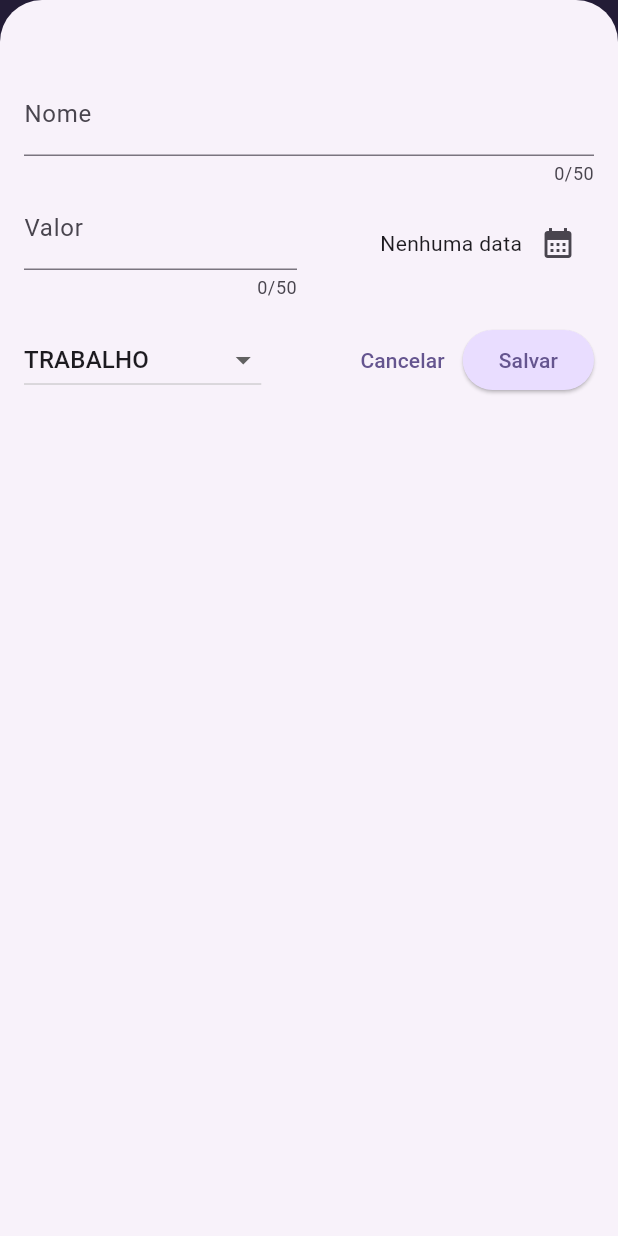
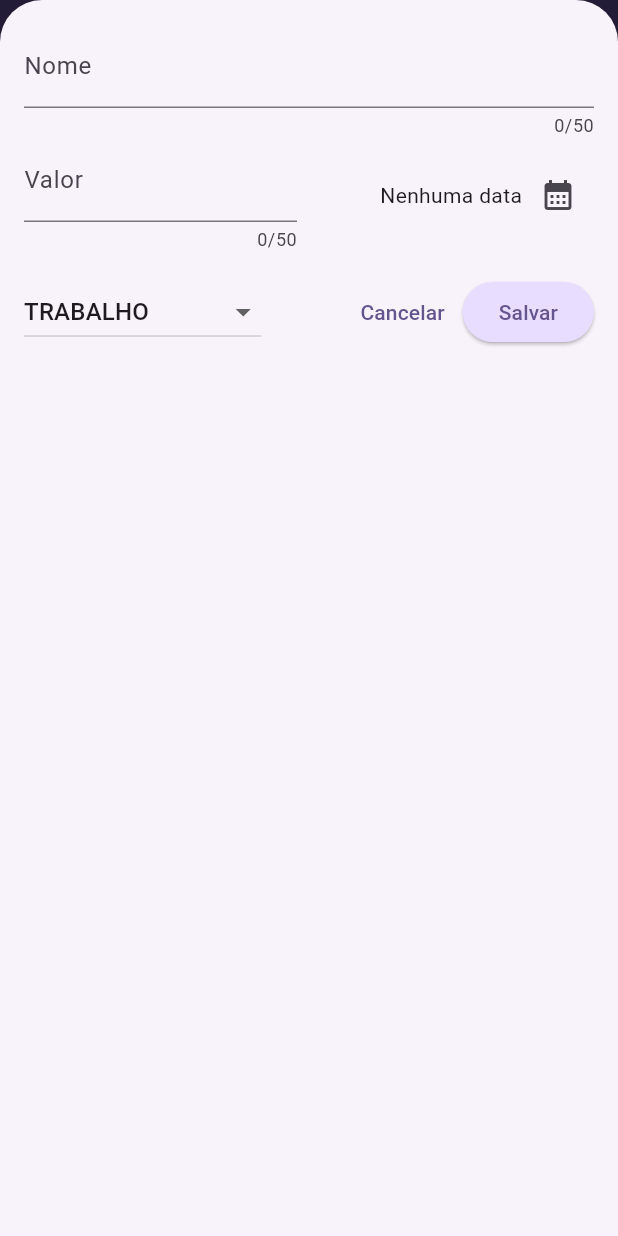
Before and after one commit to oeleomar/flutter-apps, a Flutter app: the screen it shows after launch, after a tap on the "add" icon, on a phone screen of 412 x 824 dp. Run offline on Flutter 3.47's test engine with Material 3 defaults, Android fonts, the phone set to English and light mode, and no system bars; our stand-ins replace google_fonts.

Commit message:
feat: melhorar responsividade da tela de nova despesa e adicionar uso seguro da área

```diff
--- a/expenses_tracker_app/lib/expenses.dart
+++ b/expenses_tracker_app/lib/expenses.dart
@@ -17,6 +17,7 @@ class Expenses extends StatefulWidget {
 class _ExpensesState extends State<Expenses> {
   void _openAddExpenseOverlay() {
     showModalBottomSheet(
+      useSafeArea: true,
       isScrollControlled: true,
       context: context,
       builder: (ctx) => NewExpense(onAddExpense: _addExpense),
@@ -55,6 +56,9 @@ class _ExpensesState extends State<Expenses> {
 
   @override
   Widget build(BuildContext context) {
+    final width = MediaQuery.of(context).size.width;
+    //MediaQuery.of(context).size.height;
+
     Widget mainContent = const Center(
       child: Text('Nenhuma despesa encontrada'),
     );
@@ -78,12 +82,21 @@ class _ExpensesState extends State<Expenses> {
           ),
         ],
       ),
-      body: Column(
-        children: [
-          Chart(expenses: expenses),
-          mainContent,
-        ],
-      ),
+      body: width < 600
+          ? Column(
+              children: [
+                Chart(expenses: expenses),
+                mainContent,
+              ],
+            )
+          : Row(
+              children: [
+                Expanded(
+                  child: Chart(expenses: expenses),
+                ),
+                mainContent,
+              ],
+            ),
     );
   }
 }
--- a/expenses_tracker_app/lib/main.dart
+++ b/expenses_tracker_app/lib/main.dart
@@ -1,5 +1,6 @@
 import 'package:expenses_tracker_app/expenses.dart';
 import 'package:flutter/material.dart';
+//import 'package:flutter/services.dart';
 
 ColorScheme kColorScheme = ColorScheme.fromSeed(
   seedColor: const Color.fromARGB(255, 96, 59, 181),
@@ -11,6 +12,16 @@ ColorScheme kDarkColorScheme = ColorScheme.fromSeed(
 );
 
 void main() {
+  /*
+  BLOQUEAR A ORI
+
+  WidgetsFlutterBinding.ensureInitialized();
+  SystemChrome.setPreferredOrientations([DeviceOrientation.portraitUp]).then((
+    fn,
+  ) {
+
+  }); */
+
   runApp(
     MaterialApp(
       darkTheme: ThemeData.dark().copyWith(
--- a/expenses_tracker_app/lib/widgets/new_expense.dart
+++ b/expenses_tracker_app/lib/widgets/new_expense.dart
@@ -91,10 +91,49 @@ class _NewExpenseState extends State<NewExpense> {
 
   @override
   Widget build(BuildContext context) {
-    return Padding(
-      padding: const EdgeInsets.fromLTRB(16, 48, 16, 16),
+    final keyboardSpace = MediaQuery.of(context).viewInsets.bottom;
+
+    return LayoutBuilder(
+      builder: (ctx, constrains) {
+        final width = constrains.maxWidth;
+
+        return SizedBox(
+          height: double.infinity,
+          width: double.infinity,
+          child: SingleChildScrollView(
+            child: Padding(
+              padding: EdgeInsets.fromLTRB(16, 16, 16, keyboardSpace + 16),
               child: Column(
                 children: [
+                  if (width >= 600)
+                    Row(
+                      crossAxisAlignment: CrossAxisAlignment.start,
+                      children: [
+                        Expanded(
+                          child: TextField(
+                            controller: _titleController,
+                            maxLength: 50,
+                            keyboardType: TextInputType.text,
+                            decoration: InputDecoration(label: Text('Nome')),
+                          ),
+                        ),
+                        const SizedBox(
+                          width: 24,
+                        ),
+                        Expanded(
+                          child: TextField(
+                            controller: _amountController,
+                            maxLength: 50,
+                            keyboardType: TextInputType.number,
+                            decoration: InputDecoration(
+                              prefixText: '\$ ',
+                              label: Text('Valor'),
+                            ),
+                          ),
+                        ),
+                      ],
+                    )
+                  else
                     TextField(
                       controller: _titleController,
                       maxLength: 50,
@@ -102,6 +141,51 @@ class _NewExpenseState extends State<NewExpense> {
                       decoration: InputDecoration(label: Text('Nome')),
                     ),
 
+                  if (width >= 600)
+                    Row(
+                      children: [
+                        DropdownButton(
+                          value: _seletedCategory,
+                          items: Category.values
+                              .map(
+                                (category) => DropdownMenuItem(
+                                  value: category,
+                                  child: Text(category.name.toUpperCase()),
+                                ),
+                              )
+                              .toList(),
+                          onChanged: (value) {
+                            if (value == null) {
+                              return;
+                            }
+                            setState(() {
+                              _seletedCategory = value;
+                            });
+                          },
+                        ),
+                        const SizedBox(
+                          width: 24,
+                        ),
+                        Expanded(
+                          child: Row(
+                            mainAxisAlignment: MainAxisAlignment.end,
+                            crossAxisAlignment: CrossAxisAlignment.center,
+                            children: [
+                              Text(
+                                _selectedDate == null
+                                    ? 'Nenhuma data'
+                                    : formatter.format(_selectedDate!),
+                              ),
+                              IconButton(
+                                onPressed: _presentDatePicket,
+                                icon: Icon(Icons.calendar_month),
+                              ),
+                            ],
+                          ),
+                        ),
+                      ],
+                    )
+                  else
                     Row(
                       children: [
                         Expanded(
@@ -136,6 +220,25 @@ class _NewExpenseState extends State<NewExpense> {
                       ],
                     ),
                   const SizedBox(height: 16),
+
+                  if (width >= 600)
+                    Row(
+                      children: [
+                        const Spacer(),
+
+                        TextButton(
+                          onPressed: () {
+                            Navigator.pop(context);
+                          },
+                          child: const Text('Cancelar'),
+                        ),
+                        ElevatedButton(
+                          onPressed: _submitExpenseData,
+                          child: const Text('Salvar'),
+                        ),
+                      ],
+                    )
+                  else
                     Row(
                       children: [
                         DropdownButton(
@@ -173,6 +276,10 @@ class _NewExpenseState extends State<NewExpense> {
                     ),
                 ],
               ),
+            ),
+          ),
+        );
+      },
     );
   }
 }
```
Lines whose indentation alone changed are shown as unchanged.
